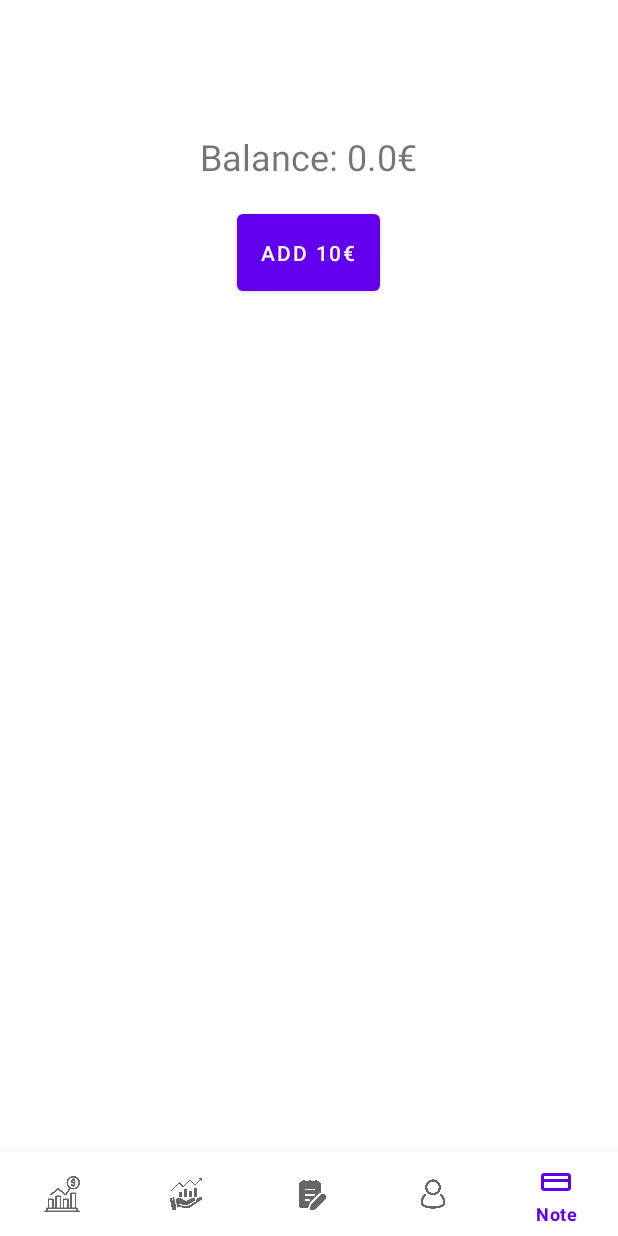
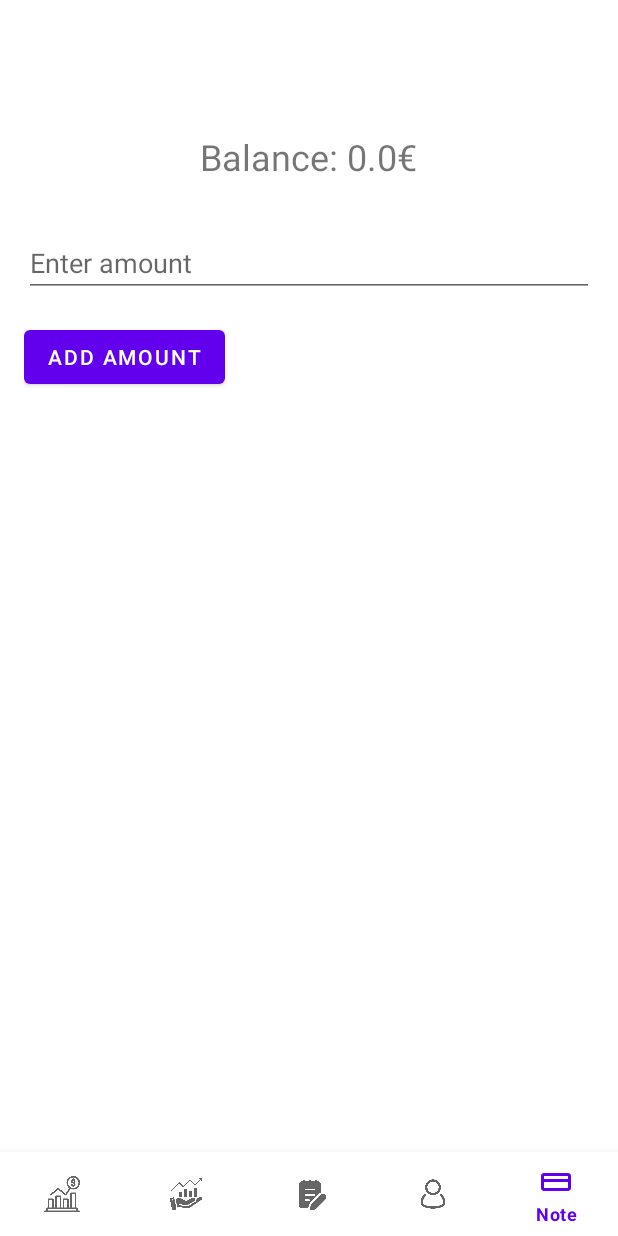
Before and after one commit to Mathias-Gh/CoinTrace, an Android app: the WalletFragment screen opened through its navigation route, on a phone screen of 412 x 824 dp. Run offline under Robolectric (Android 15) with nearby library versions, the phone set to English and light mode, and no system bars; our stand-ins replace navigation-ui; 1 statement that could not run was skipped.

Commit message:
fix stockage in bdd wallet and note

```diff
--- a/app/src/main/java/com/example/cointrace/MainActivity.kt
+++ b/app/src/main/java/com/example/cointrace/MainActivity.kt
@@ -43,12 +43,6 @@ class MainActivity : AppCompatActivity() {
         // Initialize the database
         dbHelper = DatabaseHelper(this)
 
-        // Example: Insert user data
-        insertExampleUser()
-
-        // Example: Insert a simulation
-        insertExampleSimulation()
-
         // Retrieve and display user data
         displayAllUsers()
 
@@ -66,28 +60,6 @@ class MainActivity : AppCompatActivity() {
             )
         )
         navView.setupWithNavController(navController)
-    }
-
-    /* Inserts an example user into the database */
-    private fun insertExampleUser() {
-        val userId = dbHelper.insertUser(
-            email = "user@example.com",
-            password = "mypassword123",
-            pseudo = "UserPseudo",
-            notes = "Important notes"
-        )
-        Log.d("DatabaseInfo", "User inserted with ID: $userId")
-    }
-
-    /* Inserts an example simulation into the database */
-    private fun insertExampleSimulation() {
-        dbHelper.insertSimulation(
-            cryptoName = "Bitcoin",
-            date = "2024-06-17",
-            amount = 1500.0,
-            result = 200.0
-        )
-        Log.d("DatabaseInfo", "Example simulation inserted: Bitcoin")
     }
 
     /* Retrieves and logs all users stored in the database */
--- a/app/src/main/java/com/example/cointrace/ui/wallet/WalletFragment.kt
+++ b/app/src/main/java/com/example/cointrace/ui/wallet/WalletFragment.kt
@@ -1,11 +1,14 @@
 package com.example.cointrace.ui.wallet
 
+import android.content.Context
 import android.os.Bundle
 import android.view.LayoutInflater
 import android.view.View
 import android.view.ViewGroup
 import android.widget.Button
+import android.widget.EditText
 import android.widget.TextView
+import android.widget.Toast
 import androidx.fragment.app.Fragment
 import com.example.cointrace.DatabaseHelper
 import com.example.cointrace.R
@@ -23,24 +26,39 @@ class WalletFragment : Fragment() {
         val view = inflater.inflate(R.layout.fragment_wallet, container, false)
 
         dbHelper = DatabaseHelper(requireContext())
-        val cursor = dbHelper.getWallet()
-        if (cursor.moveToFirst()) {
-            walletId = cursor.getLong(cursor.getColumnIndexOrThrow("id"))
-            balance = cursor.getDouble(cursor.getColumnIndexOrThrow("balance"))
+        val sharedPreferences = requireContext().getSharedPreferences("user_prefs", Context.MODE_PRIVATE)
+        val userId = sharedPreferences.getLong("user_id", -1)
+
+        if (userId != -1L) {
+            val cursor = dbHelper.getWalletByUser(userId)
+            if (cursor.moveToFirst()) {
+                walletId = cursor.getLong(cursor.getColumnIndexOrThrow("id"))
+                balance = cursor.getDouble(cursor.getColumnIndexOrThrow("balance"))
+            } else {
+                walletId = dbHelper.insertWallet(userId, balance)
+            }
+            cursor.close()
         } else {
-            walletId = dbHelper.insertWallet(balance)
+            Toast.makeText(requireContext(), "Utilisateur non connecté.", Toast.LENGTH_SHORT).show()
         }
-        cursor.close()
 
         val balanceTextView: TextView = view.findViewById(R.id.balanceTextView)
+        val amountEditText: EditText = view.findViewById(R.id.amountEditText)
         val addButton: Button = view.findViewById(R.id.addButton)
 
         balanceTextView.text = "Balance: $balance€"
 
         addButton.setOnClickListener {
-            balance += 10.0 // Add 10€ to the balance
-            balanceTextView.text = "Balance: $balance€"
-            dbHelper.updateWallet(walletId, balance)
+            val amountText = amountEditText.text.toString()
+            if (amountText.isNotEmpty()) {
+                val amount = amountText.toDouble()
+                balance += amount
+                balanceTextView.text = "Balance: $balance€"
+                dbHelper.updateWallet(walletId, userId, balance)
+                amountEditText.text.clear()
+            } else {
+                Toast.makeText(requireContext(), "Veuillez entrer un montant.", Toast.LENGTH_SHORT).show()
+            }
         }
 
         return view
--- a/app/src/main/res/layout/fragment_wallet.xml
+++ b/app/src/main/res/layout/fragment_wallet.xml
@@ -14,11 +14,18 @@
         android:layout_gravity="center_horizontal"
         android:padding="16dp"/>
 
+    <EditText
+        android:id="@+id/amountEditText"
+        android:layout_width="match_parent"
+        android:layout_height="wrap_content"
+        android:hint="Enter amount"
+        android:inputType="numberDecimal"
+        android:layout_marginTop="16dp" />
+
     <Button
         android:id="@+id/addButton"
         android:layout_width="wrap_content"
         android:layout_height="wrap_content"
-        android:text="Add 10€"
-        android:layout_gravity="center_horizontal"
-        android:padding="16dp"/>
+        android:text="Add Amount"
+        android:layout_marginTop="16dp" />
 </LinearLayout>
--- a/gradle/libs.versions.toml
+++ b/gradle/libs.versions.toml
@@ -1,5 +1,5 @@
 [versions]
-agp = "8.7.3"
+agp = "8.9.0"
 kotlin = "1.9.24"
 coreKtx = "1.15.0"
 junit = "4.13.2"
```
Also changed, not shown: app/src/main/java/com/example/cointrace/DatabaseHelper.kt (+49 -8 lines), app/src/main/java/com/example/cointrace/ui/compte/CompteFragment.kt (+29 -1 lines), app/src/main/java/com/example/cointrace/ui/note/NoteFragment.kt (+56 -17 lines), gradle/wrapper/gradle-wrapper.properties.
